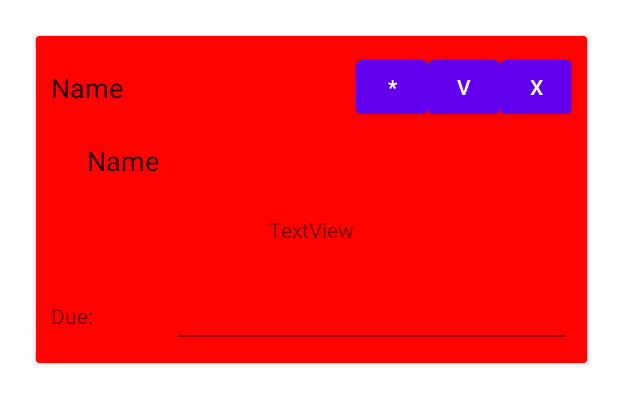
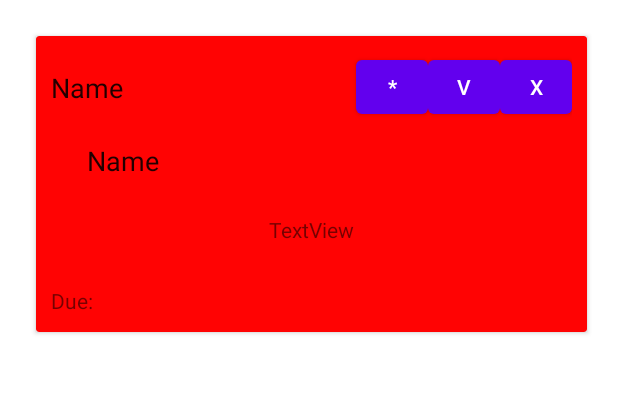
Before and after one commit to patrykdziurkowski/ToDoAndroid, an Android app: the layout frame_task.xml on its own in the app's theme, with its tools: preview values and no code run, on a phone screen of 412 x 824 dp. Shown: the top 404 px of the screen. Run offline under Robolectric (Android 15) with nearby library versions, the phone set to English and light mode, and no system bars.

```diff
--- a/src/app/src/main/res/layout/frame_task.xml
+++ b/src/app/src/main/res/layout/frame_task.xml
@@ -105,6 +105,7 @@
                     android:layout_width="wrap_content"
                     android:layout_height="wrap_content"
                     android:layout_weight="1"
+                    android:background="@null"
                     android:ems="10"
                     android:focusable="false"
                     android:focusableInTouchMode="false"
```
Also changed, not shown: src/app/src/main/java/com/example/todoandroid/ui/tasks/TasksAdapter.java (+6 -4 lines).
